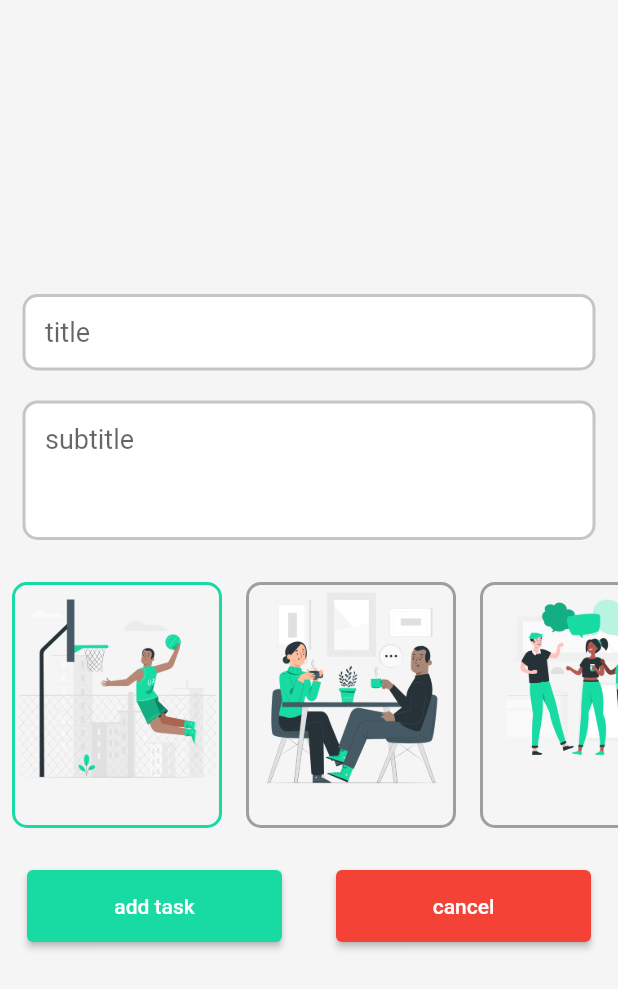
After one commit to VikkiCat/Flutter_TODO_App, a Flutter app: the Edit_Screen screen opened directly, on a phone screen of 412 x 824 dp. The commit adds this screen. Shown: the top 989 px of the screen. Run offline on Flutter 3.47's test engine with Material 2 defaults, Android fonts, the phone set to English and light mode, and no system bars; our stand-ins replace firebase_auth; accounts and stored records are empty.

Commit message:
Edit task screen

```diff
--- /dev/null
+++ b/lib/screen/edit_task.dart
@@ -0,0 +1,166 @@
+// ignore_for_file: camel_case_types
+
+import 'package:flutter/material.dart';
+import 'package:to_do_app/const/colors.dart';
+
+class Edit_Screen extends StatefulWidget {
+  const Edit_Screen({super.key});
+
+  @override
+  State<Edit_Screen> createState() => _Edit_ScreenState();
+}
+
+class _Edit_ScreenState extends State<Edit_Screen> {
+  final title = TextEditingController();
+  final subtitle = TextEditingController();
+
+  FocusNode _focusNode1 = FocusNode();
+  FocusNode _focusNode2 = FocusNode();
+
+  int indexx = 0;
+  @override
+  Widget build(BuildContext context) {
+    return Scaffold(
+        backgroundColor: backgraundColors,
+        body: SafeArea(
+          child: Column(
+            mainAxisAlignment: MainAxisAlignment.center,
+            children: [
+              title_widget(),
+              SizedBox(height: 20),
+              subtitle_widget(),
+              SizedBox(height: 20),
+              images(),
+              SizedBox(height: 20),
+              buttons()
+            ],
+          ),
+        ));
+  }
+
+  Widget buttons() {
+    return Row(
+      mainAxisAlignment: MainAxisAlignment.spaceAround,
+      children: [
+        ElevatedButton(
+          style: ElevatedButton.styleFrom(
+            primary: custom_green,
+            minimumSize: Size(170, 48),
+          ),
+          onPressed: () {
+            Navigator.pop(context);
+          },
+          child: Text('add task'),
+        ),
+        ElevatedButton(
+          style: ElevatedButton.styleFrom(
+            primary: Colors.red,
+            minimumSize: Size(170, 48),
+          ),
+          onPressed: () {
+            Navigator.pop(context);
+          },
+          child: Text('cancel'),
+        ),
+      ],
+    );
+  }
+
+  Container images() {
+    return Container(
+      height: 180,
+      child: ListView.builder(
+        itemCount: 6,
+        scrollDirection: Axis.horizontal,
+        itemBuilder: (context, index) {
+          return GestureDetector(
+            onTap: () {
+              setState(() {
+                indexx = index;
+              });
+            },
+            child: Container(
+              decoration: BoxDecoration(
+                borderRadius: BorderRadius.circular(10),
+                border: Border.all(
+                  width: 2,
+                  color: indexx == index ? custom_green : Colors.grey,
+                ),
+              ),
+              width: 140,
+              margin: EdgeInsets.all(8),
+              child: Column(
+                children: [
+                  Image.asset('images/${index}.png'),
+                ],
+              ),
+            ),
+          );
+        },
+      ),
+    );
+  }
+
+  Widget title_widget() {
+    return Padding(
+      padding: const EdgeInsets.symmetric(horizontal: 15),
+      child: Container(
+        decoration: BoxDecoration(
+          color: Colors.white,
+          borderRadius: BorderRadius.circular(15),
+        ),
+        child: TextField(
+          controller: title,
+          focusNode: _focusNode1,
+          style: const TextStyle(fontSize: 18, color: Colors.black),
+          decoration: InputDecoration(
+            contentPadding:
+                const EdgeInsets.symmetric(horizontal: 15, vertical: 15),
+            hintText: 'title',
+            enabledBorder: OutlineInputBorder(
+              borderRadius: BorderRadius.circular(10),
+              borderSide:
+                  const BorderSide(color: Color(0xffc5c5c5), width: 2.0),
+            ),
+            focusedBorder: OutlineInputBorder(
+              borderRadius: BorderRadius.circular(10),
+              borderSide: BorderSide(color: custom_green, width: 2.0),
+            ),
+          ),
+        ),
+      ),
+    );
+  }
+
+  Widget subtitle_widget() {
+    return Padding(
+      padding: const EdgeInsets.symmetric(horizontal: 15),
+      child: Container(
+        decoration: BoxDecoration(
+          color: Colors.white,
+          borderRadius: BorderRadius.circular(15),
+        ),
+        child: TextField(
+          maxLines: 3,
+          controller: subtitle,
+          focusNode: _focusNode2,
+          style: const TextStyle(fontSize: 18, color: Colors.black),
+          decoration: InputDecoration(
+            contentPadding:
+                const EdgeInsets.symmetric(horizontal: 15, vertical: 15),
+            hintText: 'subtitle',
+            enabledBorder: OutlineInputBorder(
+              borderRadius: BorderRadius.circular(10),
+              borderSide:
+                  const BorderSide(color: Color(0xffc5c5c5), width: 2.0),
+            ),
+            focusedBorder: OutlineInputBorder(
+              borderRadius: BorderRadius.circular(10),
+              borderSide: BorderSide(color: custom_green, width: 2.0),
+            ),
+          ),
+        ),
+      ),
+    );
+  }
+}
--- a/lib/widgets/task_widget.dart
+++ b/lib/widgets/task_widget.dart
@@ -2,6 +2,7 @@
 
 import 'package:flutter/material.dart';
 import 'package:to_do_app/const/colors.dart';
+import 'package:to_do_app/screen/edit_task.dart';
 
 class Task_Widget extends StatefulWidget {
   const Task_Widget({super.key});
@@ -103,8 +104,14 @@ class _Task_WidgetState extends State<Task_Widget> {
                               ),
                             ),
                           ),
-                          const SizedBox(width: 10),
-                          Container(
+                          SizedBox(width: 10),
+                          GestureDetector(
+                            onTap: () {
+                              Navigator.of(context).push(MaterialPageRoute(
+                                builder: (context) => Edit_Screen(),
+                              ));
+                            },
+                            child: Container(
                               width: 90,
                               height: 28,
                               decoration: BoxDecoration(
@@ -125,6 +132,7 @@ class _Task_WidgetState extends State<Task_Widget> {
                                           fontWeight: FontWeight.bold),
                                     ),
                                   ],
+                                ),
                               ),
                             ),
                           ),
```
Lines whose indentation alone changed are shown as unchanged.
